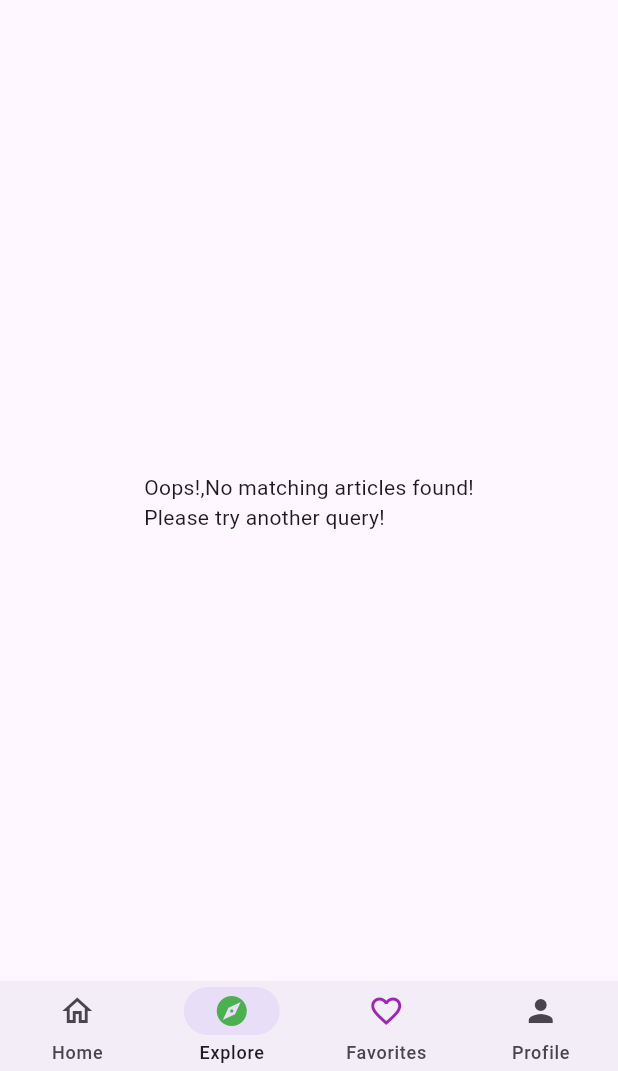
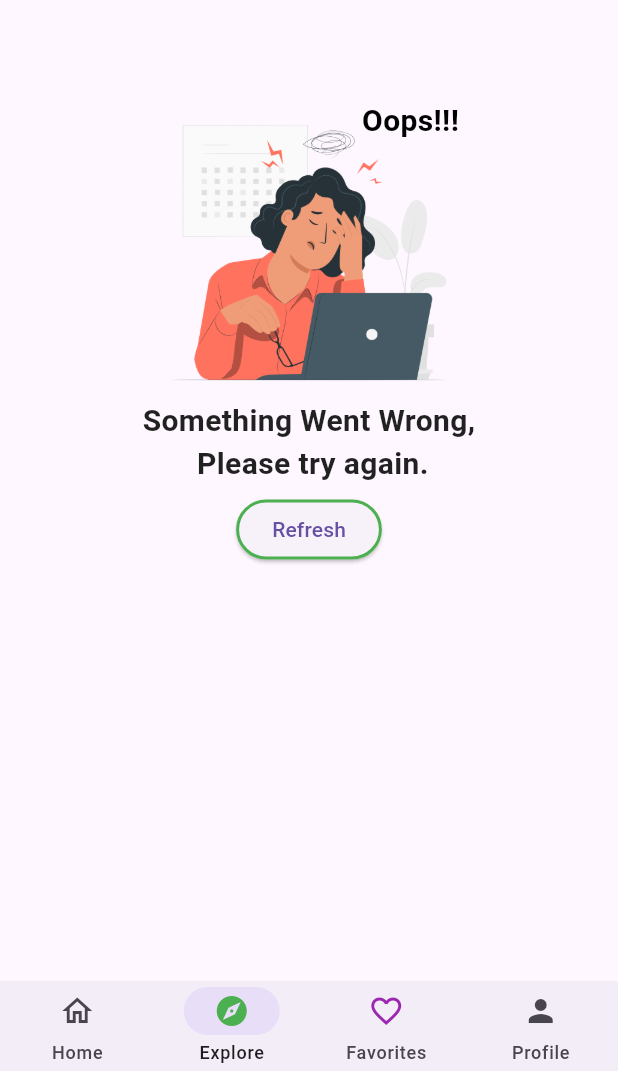
Before and after one commit to Djerry11/news_app, a Flutter app: the screen it shows after launch, item 2 of the bottom bar chosen, on a phone screen of 412 x 824 dp, the part 165-1236 px from its top. Run offline on Flutter 3.47's test engine with Material 3 defaults, Android fonts, the phone set to English and light mode, and no system bars; our stand-ins replace animated_text_kit, cached_network_image, carousel_slider, dio, flutter_dotenv, flutter_riverpod and 9 more; generated files the repository leaves out were written again.

Commit message:
error_handling_widgets_created

```diff
--- a/lib/main.dart
+++ b/lib/main.dart
@@ -1,11 +1,10 @@
-import 'package:awesome_snackbar_content/awesome_snackbar_content.dart';
 import 'package:flutter/material.dart';
 import 'package:flutter_dotenv/flutter_dotenv.dart';
 import 'package:flutter_riverpod/flutter_riverpod.dart';
-import 'package:go_router/go_router.dart';
+
 import 'package:news_app/src/common_widgets/custom_snackbar.dart';
 import 'package:news_app/src/core/network/internet_service.dart';
-import 'package:news_app/src/core/utils/utils.dart';
+
 import './src/routes/app_routes.dart';
 
 Future main() async {
@@ -40,6 +39,7 @@ class _MyAppState extends ConsumerState<MyApp> {
             'Widget is online rebuild: ${DateTime.now().millisecondsSinceEpoch}');
 
         final isOnline = ref.watch(connectivityNotifierProvider);
+        print("isOnline changed: $isOnline");
 
         return Stack(
           children: [
--- a/lib/src/common_widgets/no_internet_connection.dart
+++ b/lib/src/common_widgets/no_internet_connection.dart
@@ -1,5 +1,4 @@
 import 'package:flutter/material.dart';
-import 'package:flutter/widgets.dart';
 import 'package:google_fonts/google_fonts.dart';
 
 class NoInternetConnection extends StatelessWidget {
--- /dev/null
+++ b/lib/src/common_widgets/something_went_wrong.dart
@@ -0,0 +1,74 @@
+import 'package:flutter/material.dart';
+
+class SomethingWentWrong extends StatelessWidget {
+  const SomethingWentWrong(
+      {super.key, this.onRefresh, this.imagePath, this.message});
+  final VoidCallback? onRefresh;
+  final String? imagePath;
+  final String? message;
+
+  @override
+  Widget build(BuildContext context) {
+    return Center(
+      child: Column(
+        mainAxisAlignment: MainAxisAlignment.start,
+        crossAxisAlignment: CrossAxisAlignment.center,
+        children: [
+          Stack(
+            children: [
+              Container(
+                margin: const EdgeInsets.only(top: 50),
+                child: SizedBox(
+                    width: 200,
+                    height: 200,
+                    child: Image.asset(
+                        imagePath ?? 'assets/images/somethingwrong.png')),
+              ),
+              const Positioned(
+                right: 0,
+                top: 50,
+                child: Text(
+                  'Oops!!!',
+                  style: TextStyle(
+                    fontWeight: FontWeight.bold,
+                    color: Colors.black,
+                    fontSize: 20,
+                  ),
+                ),
+              ),
+            ],
+          ),
+          Text(
+            message ?? 'Something Went Wrong,\n Please try again.',
+            style: const TextStyle(
+              fontWeight: FontWeight.bold,
+              color: Colors.black87,
+              fontSize: 20,
+            ),
+            textAlign: TextAlign.center,
+          ),
+          Visibility(
+            visible: onRefresh != null,
+            child: Padding(
+              padding: const EdgeInsets.only(top: 5.0),
+              child: ElevatedButton(
+                onPressed: onRefresh,
+                style: const ButtonStyle(
+                  side: WidgetStatePropertyAll(
+                    BorderSide(
+                      color: Colors.green,
+                      width: 2,
+                    ),
+                  ),
+                ),
+                child: const Text(
+                  'Refresh',
+                ),
+              ),
+            ),
+          ),
+        ],
+      ),
+    );
+  }
+}
--- a/lib/src/common_widgets/test.dart
+++ b/lib/src/common_widgets/test.dart
@@ -1,6 +1,6 @@
 import 'package:flutter/material.dart';
 import 'package:flutter_riverpod/flutter_riverpod.dart';
-import 'package:news_app/src/common_widgets/no_internet_connection.dart';
+import 'package:news_app/src/common_widgets/something_went_wrong.dart';
 
 class TestPage extends ConsumerWidget {
   const TestPage({super.key});
@@ -8,9 +8,13 @@ class TestPage extends ConsumerWidget {
   @override
   Widget build(BuildContext context, WidgetRef ref) {
     return Scaffold(
-        appBar: AppBar(
-          title: const Text('Test Page'),
-        ),
-        body: NoInternetConnection(onRefresh: () {}));
+      appBar: AppBar(
+        title: const Text('Test Page'),
+      ),
+      body: const SomethingWentWrong(
+        imagePath: 'assets/images/oops.png',
+        message: 'No Related News Found',
+      ),
+    );
   }
 }
--- a/lib/src/core/network/news_repository.dart
+++ b/lib/src/core/network/news_repository.dart
@@ -1,6 +1,7 @@
 import 'dart:async';
 import 'package:dio/dio.dart';
 import 'package:news_app/src/core/models/articles.dart';
+import 'package:news_app/src/core/network/internet_service.dart';
 import 'package:news_app/src/core/utils/dio_provider.dart';
 import 'package:news_app/src/core/utils/utils.dart';
 import 'package:riverpod_annotation/riverpod_annotation.dart';
@@ -119,6 +120,11 @@ Future<List<Articles>> fetchNews(
   int pageSize = 20,
 }) async {
   final newsRepo = ref.watch(newsRepositoryProvider);
+  final isOnline = ref.watch(connectivityNotifierProvider);
+
+  if (!isOnline) {
+    throw Exception('No Internet Connection');
+  }
 
   // Cancel token to cancel the request if necessary.
   final cancelToken = CancelToken();
--- a/lib/src/features/explore/presentation/news_search_screen.dart
+++ b/lib/src/features/explore/presentation/news_search_screen.dart
@@ -2,7 +2,9 @@ import 'package:flutter/material.dart';
 import 'package:flutter_riverpod/flutter_riverpod.dart';
 import 'package:go_router/go_router.dart';
 import 'package:news_app/src/common_widgets/news_list_tile/news_list_tile.dart';
+import 'package:news_app/src/common_widgets/news_list_tile/news_tile_shimmer.dart';
 import 'package:news_app/src/common_widgets/no_internet_connection.dart';
+import 'package:news_app/src/common_widgets/something_went_wrong.dart';
 import 'package:news_app/src/core/models/articles.dart';
 import 'package:news_app/src/core/network/internet_service.dart';
 import 'package:news_app/src/core/network/news_repository.dart';
@@ -12,7 +14,7 @@ import 'package:news_app/src/routes/app_routes.dart';
 
 class NewsSearchScreen extends ConsumerStatefulWidget {
   const NewsSearchScreen({super.key});
-  //TOOD::Add more robust pagination based on the total results from the API
+  //TODO: Add more robust pagination based on the total results from the API
   static const pageSize = 10;
 
   @override
@@ -53,36 +55,41 @@ class _NewsSearchScreenState extends ConsumerState<NewsSearchScreen> {
         title: const Text(
           'Search News',
           style: TextStyle(fontWeight: FontWeight.bold),
-      )),
-      body: Consumer(builder: (context, ref, child) {
+        ),
+      ),
+      body: Consumer(
+        builder: (context, ref, child) {
           final query = ref.watch(newsQueryNotifierProvider);
           final responseAsync =
               ref.watch(fetchNewsProvider(page: _currentPage, query: query));
           final isOnline = ref.watch(connectivityNotifierProvider);
           return Column(
-          mainAxisAlignment: MainAxisAlignment.end,
             children: [
               NewsSearchBar(
                 isConnected: isOnline,
               ),
-            isOnline
+              Flexible(
+                child: isOnline
                     ? showSearchContents(responseAsync)
-                : NoInternetConnection(
+                    : SingleChildScrollView(
+                        child: NoInternetConnection(
                           onRefresh: () {
                             setState(() {
                               _currentPage = 1;
                             });
                           },
                         ),
+                      ),
+              ),
             ],
           );
-      }),
+        },
+      ),
     );
   }
 
-  Expanded showSearchContents(AsyncValue<List<Articles>> responseAsync) {
-    return Expanded(
-      child: RefreshIndicator(
+  Widget showSearchContents(AsyncValue<List<Articles>> responseAsync) {
+    return RefreshIndicator(
       onRefresh: () async {
         // Reset the current page and invalidate the provider to refresh the data.
         setState(() {
@@ -96,14 +103,22 @@ class _NewsSearchScreenState extends ConsumerState<NewsSearchScreen> {
         }
       },
       child: responseAsync.when(
-          loading: () => const Center(child: CircularProgressIndicator()),
-          error: (err, stack) => const Center(
-              child: Text(
-                  'Oops!,No matching articles found!\nPlease try another query!')),
+        loading: () => ListView.builder(
+          controller: _scrollController,
+          itemCount: 5,
+          itemBuilder: (context, index) {
+            return const SizedBox(
+              height: 120,
+              width: double.infinity,
+              child: NewsTileShimmer(),
+            );
+          },
+        ),
+        error: (err, stack) => SomethingWentWrong(onRefresh: () {}),
         data: (articles) {
-            return (articles.isEmpty)
+          return articles.isEmpty
               ? const Center(
-                    child: Text('Oops!,No matching articles found! Error404'))
+                  child: Text('Oops!, No matching articles found! Error404'))
               : ListView.builder(
                   controller: _scrollController,
                   itemCount: articles.length,
@@ -114,9 +129,7 @@ class _NewsSearchScreenState extends ConsumerState<NewsSearchScreen> {
                       debugIndex: index + 1,
                       onPressed: () => context.pushNamed(
                         AppRoute.webViewArticle.name,
-                          pathParameters: {
-                            'id': article.source!.name.toString()
-                          },
+                        pathParameters: {'id': article.source!.name.toString()},
                         extra: article,
                       ),
                     );
@@ -124,7 +137,6 @@ class _NewsSearchScreenState extends ConsumerState<NewsSearchScreen> {
                 );
         },
       ),
-      ),
     );
   }
 }
--- a/lib/src/features/home/presentation/widgets/newslist.dart
+++ b/lib/src/features/home/presentation/widgets/newslist.dart
@@ -3,6 +3,7 @@ import 'package:flutter_riverpod/flutter_riverpod.dart';
 import 'package:go_router/go_router.dart';
 import 'package:news_app/src/common_widgets/news_list_tile/news_list_tile.dart';
 import 'package:news_app/src/common_widgets/news_list_tile/news_tile_shimmer.dart';
+import 'package:news_app/src/common_widgets/something_went_wrong.dart';
 import 'package:news_app/src/core/network/news_repository.dart';
 
 import 'package:news_app/src/routes/app_routes.dart';
@@ -56,7 +57,7 @@ class NewsList extends ConsumerWidget {
           );
         },
       ),
-      error: (error, stack) => Center(child: Text('Error: $error')),
+      error: (error, stack) => SomethingWentWrong(onRefresh: () {}),
     );
   }
 }
--- a/lib/src/features/onboarding/presentation/shimmer_image_widget.dart
+++ b/lib/src/features/onboarding/presentation/shimmer_image_widget.dart
@@ -1,6 +1,4 @@
 import 'package:flutter/material.dart';
-import 'package:shimmer/shimmer.dart';
-import 'package:cached_network_image/cached_network_image.dart';
 
 class ShimmerImageWidget extends StatelessWidget {
   final String imagePath;
@@ -26,6 +24,7 @@ class ShimmerImageWidget extends StatelessWidget {
         borderRadius: BorderRadius.circular(20),
         child: Image.asset(
           imagePath,
+          fit: BoxFit.cover,
         ),
         // child: CachedNetworkImage(
         //   imageUrl: imagePath,
--- a/lib/src/routes/app_routes.dart
+++ b/lib/src/routes/app_routes.dart
@@ -7,7 +7,7 @@ import 'package:news_app/src/features/favorites/presentation/favorite_page.dart'
 import 'package:news_app/src/features/onboarding/presentation/onboarding_page.dart';
 import 'package:news_app/src/common_widgets/webview_article.dart';
 import 'package:news_app/src/routes/scaff_nav_bar.dart';
-import 'package:news_app/src/routes/scaff_with_connection.dart';
+
 import '../features/home/presentation/home_page.dart';
 
 enum AppRoute {
@@ -35,16 +35,16 @@ class AppRoutes {
     initialLocation: '/profile',
     navigatorKey: _rootNavigatorKey,
     routes: <RouteBase>[
-      // Onboarding Page ;; First page to be shown
+      // // Onboarding Page ;; First page to be shown
+      // GoRoute(
+      //   path: '/',
+      //   name: 'root',
+      //   builder: (context, state) => const ScaffoldWithConnectionChecker(
+      //     child: OnboardingPage(),
+      //   ),
+      // ),
       GoRoute(
         path: '/',
-        name: 'root',
-        builder: (context, state) => const ScaffoldWithConnectionChecker(
-          child: OnboardingPage(),
-        ),
-      ),
-      GoRoute(
-        path: '/onboarding',
         name: 'onboarding',
         builder: (context, state) => const OnboardingPage(),
       ),
--- a/lib/src/routes/scaff_with_connection.dart
+++ /dev/null
@@ -1,29 +0,0 @@
-import 'package:flutter/material.dart';
-import 'package:flutter_riverpod/flutter_riverpod.dart';
-import 'package:news_app/src/core/network/internet_service.dart';
-import 'package:news_app/src/core/utils/utils.dart';
-
-class ScaffoldWithConnectionChecker extends ConsumerStatefulWidget {
-  const ScaffoldWithConnectionChecker({super.key, required this.child});
-  final Widget child;
-
-  @override
-  ConsumerState<ScaffoldWithConnectionChecker> createState() =>
-      _ScaffoldWithConnectionCheckerState();
-}
-
-class _ScaffoldWithConnectionCheckerState
-    extends ConsumerState<ScaffoldWithConnectionChecker> {
-  var buildNo = 0;
-  bool? previouslyConnected;
-
-  @override
-  Widget build(BuildContext context) {
-    final isConnected = ref.watch(connectivityNotifierProvider);
-
-    WidgetsBinding.instance.addPostFrameCallback((_) {});
-
-    print('Widget is online rebuild: ${buildNo++}');
-    return widget.child;
-  }
-}
--- a/pubspec.yaml
+++ b/pubspec.yaml
@@ -58,7 +58,6 @@ dependencies:
   shared_preferences: ^2.2.3
   animated_text_kit: ^4.2.2
   flutter_dotenv: ^5.1.0
-  awesome_snackbar_content: ^0.1.3
   google_fonts: ^6.2.1
 dev_dependencies:
   flutter_test:
```
Also changed, not shown: assets/images/oops.png (added), assets/images/oops2.png (added), assets/images/somethingwrong.png (added), pubspec.lock. Lines whose indentation alone changed are shown as unchanged.
